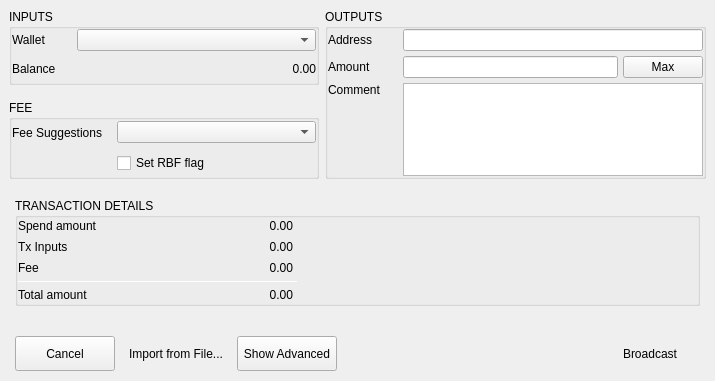
Qt form BlockSettleUILib/CreateTransactionDialogSimple.ui (BlockSettle/terminal) before a commit.
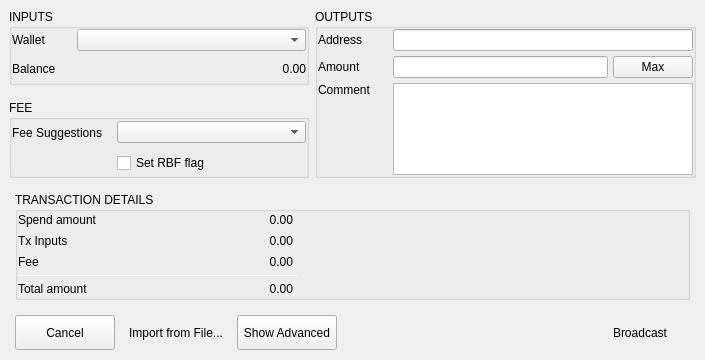
The same form after that commit.

```diff
--- a/BlockSettleUILib/CreateTransactionDialogSimple.ui
+++ b/BlockSettleUILib/CreateTransactionDialogSimple.ui
@@ -6,8 +6,8 @@
    <rect>
     <x>0</x>
     <y>0</y>
-    <width>715</width>
-    <height>381</height>
+    <width>705</width>
+    <height>360</height>
    </rect>
   </property>
   <property name="windowTitle">
@@ -810,13 +810,13 @@
        <number>15</number>
       </property>
       <property name="topMargin">
-       <number>10</number>
+       <number>5</number>
       </property>
       <property name="rightMargin">
        <number>15</number>
       </property>
       <property name="bottomMargin">
-       <number>20</number>
+       <number>5</number>
       </property>
       <item>
        <widget class="QGroupBox" name="groupBox">
```
